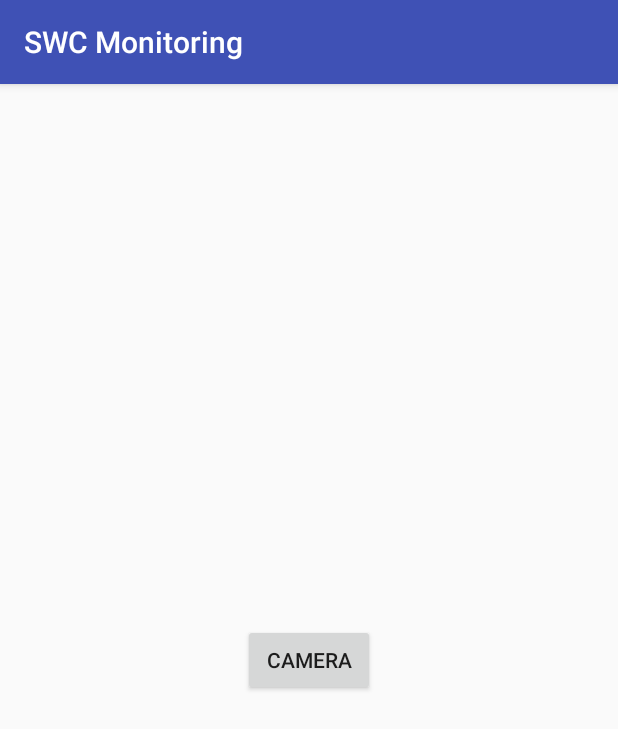
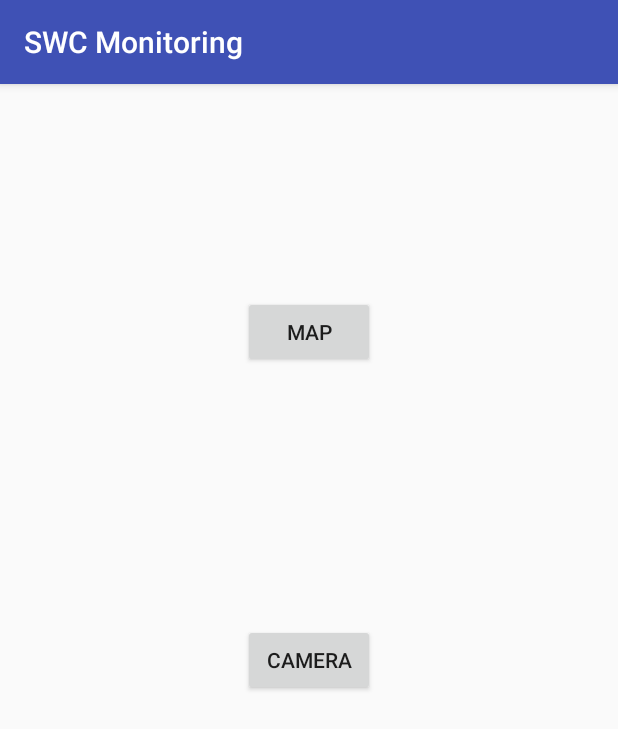
Before and after one commit to Dave1903/SWCMonitoring, an Android app: the screen it shows after launch (PhotoUploadActivity), on a phone screen of 412 x 824 dp. Shown: the top 729 px of the screen. Run offline under Robolectric (Android 15) with nearby library versions, the phone set to English and light mode, and no system bars.

```diff
--- a/app/src/debug/res/values/google_maps_api.xml
+++ b/app/src/debug/res/values/google_maps_api.xml
@@ -20,5 +20,5 @@
     Once you have your key (it starts with "AIza"), replace the "google_maps_key"
     string in this file.
     -->
-    <string name="google_maps_key" templateMergeStrategy="preserve" translatable="false">YOUR_KEY_HERE</string>
+    <string name="google_maps_key" templateMergeStrategy="preserve" translatable="false">AIzaSyDR4ob4xEtZSLRXFYVm-byQHdyk6VDArEE</string>
 </resources>
--- a/app/src/main/java/dataconservationnitrr/swcmonitoring/PhotoUploadActivity.java
+++ b/app/src/main/java/dataconservationnitrr/swcmonitoring/PhotoUploadActivity.java
@@ -27,6 +27,7 @@ public class PhotoUploadActivity extends AppCompatActivity {
     private File imageFile;
     ImageView imageView;
 
+    Button button;
 
 
 
@@ -56,8 +57,18 @@ public class PhotoUploadActivity extends AppCompatActivity {
     protected void onCreate(Bundle savedInstanceState) {
         super.onCreate(savedInstanceState);
         setContentView(R.layout.activity_photo_upload);
+        button=(Button)findViewById(R.id.activity);
+        button.setOnClickListener(new View.OnClickListener() {
+            @Override
+            public void onClick(View view) {
+                Intent intent=new Intent(PhotoUploadActivity.this,MapsActivity.class);
+                startActivity(intent);
+            }
+        });
         imageView = findViewById(R.id.img);
     }
+
+
 
     public void  openCam(View view){
         openCamera();
--- a/app/src/main/res/layout/activity_photo_upload.xml
+++ b/app/src/main/res/layout/activity_photo_upload.xml
@@ -22,4 +22,13 @@
 
          />
 
+    <Button
+        android:id="@+id/activity"
+        android:layout_width="wrap_content"
+        android:layout_height="wrap_content"
+        android:layout_alignParentTop="true"
+        android:layout_centerHorizontal="true"
+        android:layout_marginTop="141dp"
+        android:text="@string/title_activity_maps" />
+
 </RelativeLayout>
```
